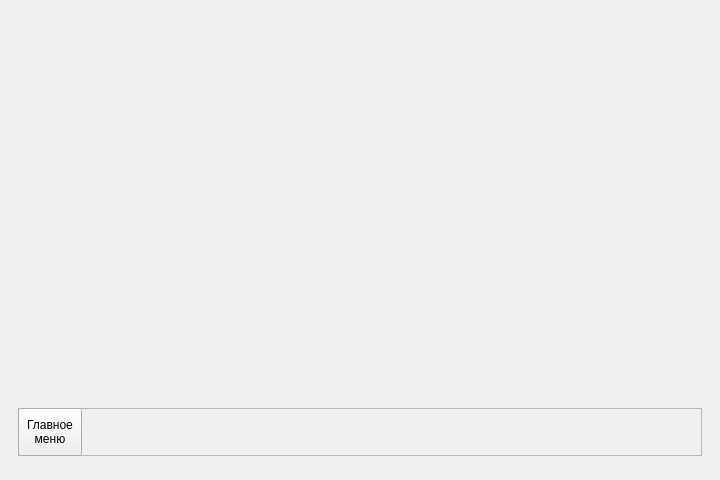
This is window.ui in KriTora/GeekTale as Qt 5 draws it before an edit. The edited form follows.
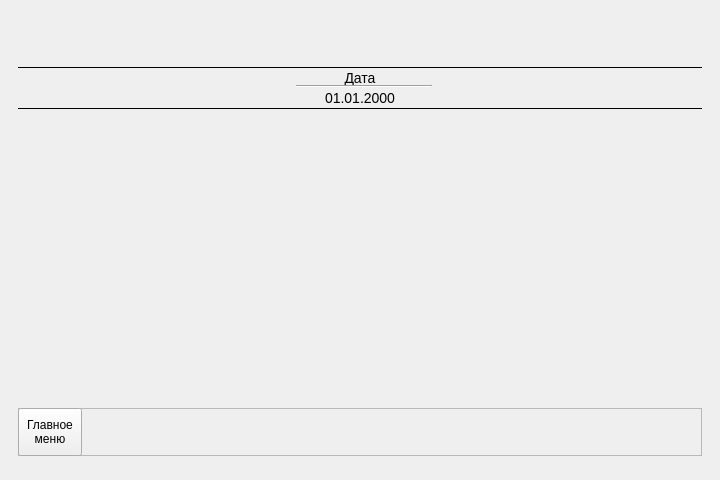
This is the edited form. The open tabs and pages were chosen to show the change.

What changed in the file:
```diff
--- a/window.ui
+++ b/window.ui
@@ -13,6 +13,9 @@
   <property name="windowTitle">
    <string>MainWindow</string>
   </property>
+  <property name="styleSheet">
+   <string notr="true"/>
+  </property>
   <widget class="QWidget" name="gamewindow">
    <property name="minimumSize">
     <size>
@@ -20,6 +23,9 @@
      <height>480</height>
     </size>
    </property>
+   <property name="styleSheet">
+    <string notr="true"/>
+   </property>
    <widget class="QStackedWidget" name="pagestack">
     <property name="geometry">
      <rect>
@@ -102,7 +108,71 @@
       </property>
      </widget>
     </widget>
-    <widget class="QWidget" name="mainscreen"/>
+    <widget class="QWidget" name="mainscreen">
+     <widget class="QLabel" name="lbl_date">
+      <property name="geometry">
+       <rect>
+        <x>0</x>
+        <y>43</y>
+        <width>684</width>
+        <height>21</height>
+       </rect>
+      </property>
+      <property name="minimumSize">
+       <size>
+        <width>0</width>
+        <height>17</height>
+       </size>
+      </property>
+      <property name="styleSheet">
+       <string notr="true">font-size: 14px; border-top: 1px solid black;</string>
+      </property>
+      <property name="text">
+       <string>Дата</string>
+      </property>
+      <property name="alignment">
+       <set>Qt::AlignCenter</set>
+      </property>
+     </widget>
+     <widget class="Line" name="date_divide">
+      <property name="geometry">
+       <rect>
+        <x>278</x>
+        <y>60</y>
+        <width>136</width>
+        <height>4</height>
+       </rect>
+      </property>
+      <property name="orientation">
+       <enum>Qt::Horizontal</enum>
+      </property>
+     </widget>
+     <widget class="QLabel" name="lbl_date_calendar">
+      <property name="geometry">
+       <rect>
+        <x>0</x>
+        <y>64</y>
+        <width>684</width>
+        <height>21</height>
+       </rect>
+      </property>
+      <property name="minimumSize">
+       <size>
+        <width>0</width>
+        <height>17</height>
+       </size>
+      </property>
+      <property name="styleSheet">
+       <string notr="true">font-size: 14px; border: none;  border-bottom: 1px solid black;</string>
+      </property>
+      <property name="text">
+       <string>01.01.2000</string>
+      </property>
+      <property name="alignment">
+       <set>Qt::AlignCenter</set>
+      </property>
+     </widget>
+    </widget>
    </widget>
    <widget class="QFrame" name="navigation">
     <property name="geometry">
```
Left out of the diff: 11 changed lines with no effect on the pictures.
